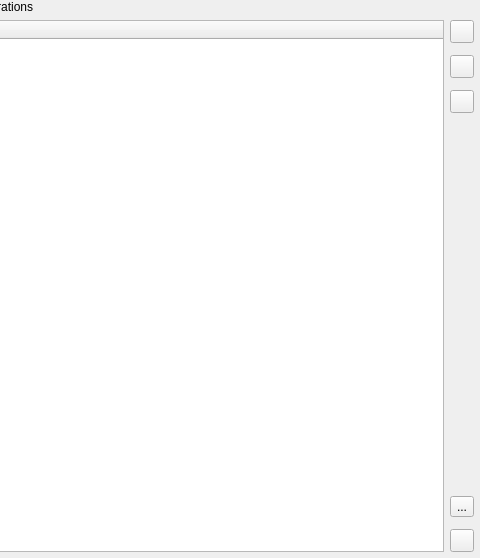
Above: src/ui/auth/qgsauthserverseditor.ui from qgis/QGIS before the change; both pictures show x 251 to 731 and y 0 to 558 of the 731 by 558 pixel window. Below: the same form after it.
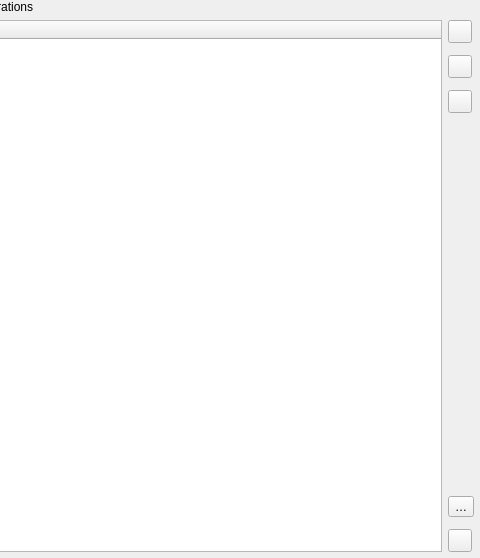
That is the form after the change. Icons and pictures are not drawn. Custom widgets are drawn as their Qt base class.

Diff of the .ui file:
```diff
--- a/src/ui/auth/qgsauthserverseditor.ui
+++ b/src/ui/auth/qgsauthserverseditor.ui
@@ -104,7 +104,7 @@
           <string>Group by organization</string>
          </property>
          <property name="text">
-          <string>...</string>
+          <string>…</string>
          </property>
          <property name="icon">
           <iconset resource="../../../images/images.qrc">
```
